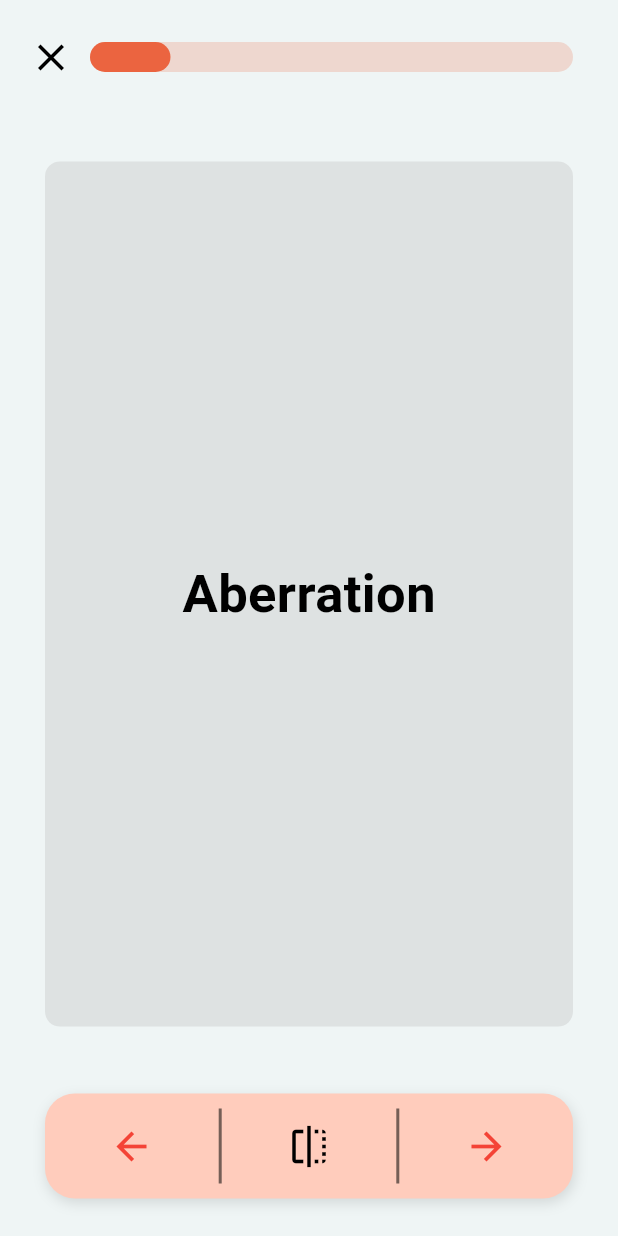
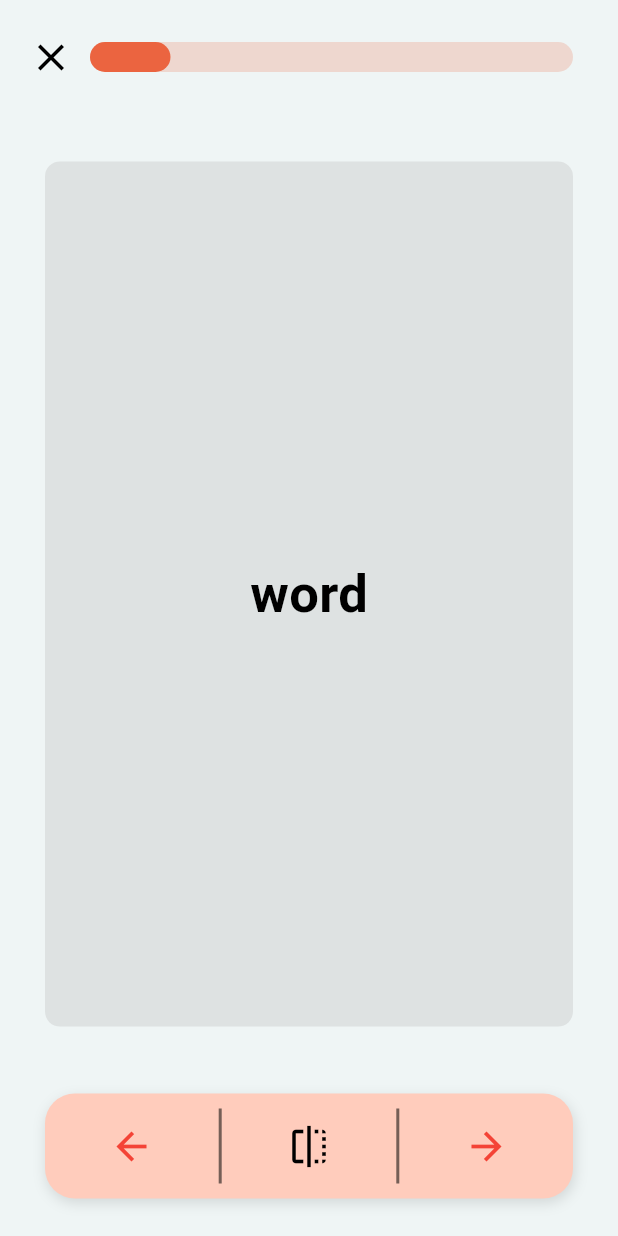
Before and after one commit to kien-ship-it/Kien-s_english_app, a Flutter app: the Flashcards screen opened directly, on a phone screen of 412 x 824 dp. Run offline on Flutter 3.47's test engine with Material 3 defaults, Android fonts, the phone set to English and light mode, and no system bars; drawn by our look-alikes of flip_card; our stand-ins replace cloud_firestore, firebase_auth, firebase_core, firebase_storage, flutter_gemini, flutter_snake_navigationbar and 1 more; missing offline and left inert: survey_kit, translator; accounts and stored records are empty.

```diff
--- a/lib/features/lesson/learn/Flashcards/Flashcards.dart
+++ b/lib/features/lesson/learn/Flashcards/Flashcards.dart
@@ -1,6 +1,6 @@
 import 'package:english_app/Widgets/ProgressBar.dart';
+import 'package:flip_card/flip_card.dart';
 import 'package:flutter/material.dart';
-import 'package:flip_card/flip_card.dart';
 
 class Flashcards extends StatefulWidget {
   const Flashcards({super.key});
@@ -35,47 +35,7 @@ class _FlashcardsState extends State<Flashcards> {
                     backgroundColor: const Color(0xFFEED7CF),
                   ),
                 ),
-                FlipCard(
-                  key: cardKey,
-                  direction: FlipDirection.HORIZONTAL,
-                  speed: 300,
-                  front: Container(
-                    alignment: Alignment.center,
-                    width: (MediaQuery.of(context).size.width -
-                        2 * paddingProgressBar),
-                    height: MediaQuery.of(context).size.height * 0.7,
-                    decoration: BoxDecoration(
-                      borderRadius: BorderRadius.circular(10.0),
-                      color: const Color(0xFFDEE2E2),
-                    ),
-                    child: const Text(
-                      "Aberration",
-                      style: TextStyle(
-                        fontSize: 35.0,
-                        fontWeight: FontWeight.bold,
-                        color: Colors.black,
-                      ),
-                    ),
-                  ),
-                  back: Container(
-                    alignment: Alignment.center,
-                    width: (MediaQuery.of(context).size.width -
-                        2 * paddingProgressBar),
-                    height: MediaQuery.of(context).size.height * 0.7,
-                    decoration: BoxDecoration(
-                      borderRadius: BorderRadius.circular(10.0),
-                      color: const Color(0xFFDEE2E2),
-                    ),
-                    child: const Text(
-                      "Definition",
-                      style: TextStyle(
-                        fontSize: 35.0,
-                        fontWeight: FontWeight.bold,
-                        color: Colors.black,
-                      ),
-                    ),
-                  ),
-                ),
+                buildFlipCard("word", "meaning", paddingProgressBar),
                 Container(
                   margin: const EdgeInsets.only(
                       left: 30, right: 30, bottom: 25, top: 0),
@@ -161,4 +121,46 @@ class _FlashcardsState extends State<Flashcards> {
       ),
     );
   }
+
+  Widget buildFlipCard(String word, String meaning, double paddingProgressBar) {
+    return FlipCard(
+      key: cardKey,
+      direction: FlipDirection.HORIZONTAL,
+      speed: 300,
+      front: Container(
+        alignment: Alignment.center,
+        width: (MediaQuery.of(context).size.width - 2 * paddingProgressBar),
+        height: MediaQuery.of(context).size.height * 0.7,
+        decoration: BoxDecoration(
+          borderRadius: BorderRadius.circular(10.0),
+          color: const Color(0xFFDEE2E2),
+        ),
+        child: Text(
+          word,
+          style: const TextStyle(
+            fontSize: 35.0,
+            fontWeight: FontWeight.bold,
+            color: Colors.black,
+          ),
+        ),
+      ),
+      back: Container(
+        alignment: Alignment.center,
+        width: (MediaQuery.of(context).size.width - 2 * paddingProgressBar),
+        height: MediaQuery.of(context).size.height * 0.7,
+        decoration: BoxDecoration(
+          borderRadius: BorderRadius.circular(10.0),
+          color: const Color(0xFFDEE2E2),
+        ),
+        child: Text(
+          meaning,
+          style: const TextStyle(
+            fontSize: 35.0,
+            fontWeight: FontWeight.bold,
+            color: Colors.black,
+          ),
+        ),
+      ),
+    );
+  }
 }
```
Also changed, not shown: lib/GlobalData.dart (+9 -0 lines), lib/features/lesson/AddNewLesson/AddNewLesson.dart (+7 -1 lines), lib/features/lesson/IndividualLesson/ALessonScreen.dart (+10 -0 lines), lib/features/lesson/IndividualLesson/WordBox.dart (+11 -5 lines), lib/services/store.dart (+17 -1 lines).
